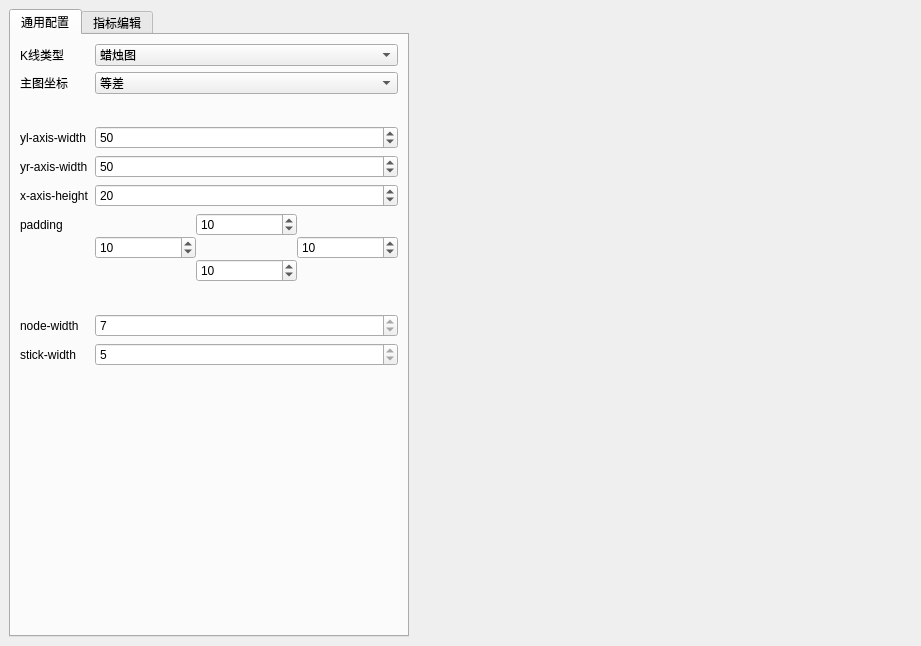
The window that app/src/mainwindow.ui (zxffffffff/stock-charts-cpp) describes before a commit, drawn with Qt 5.
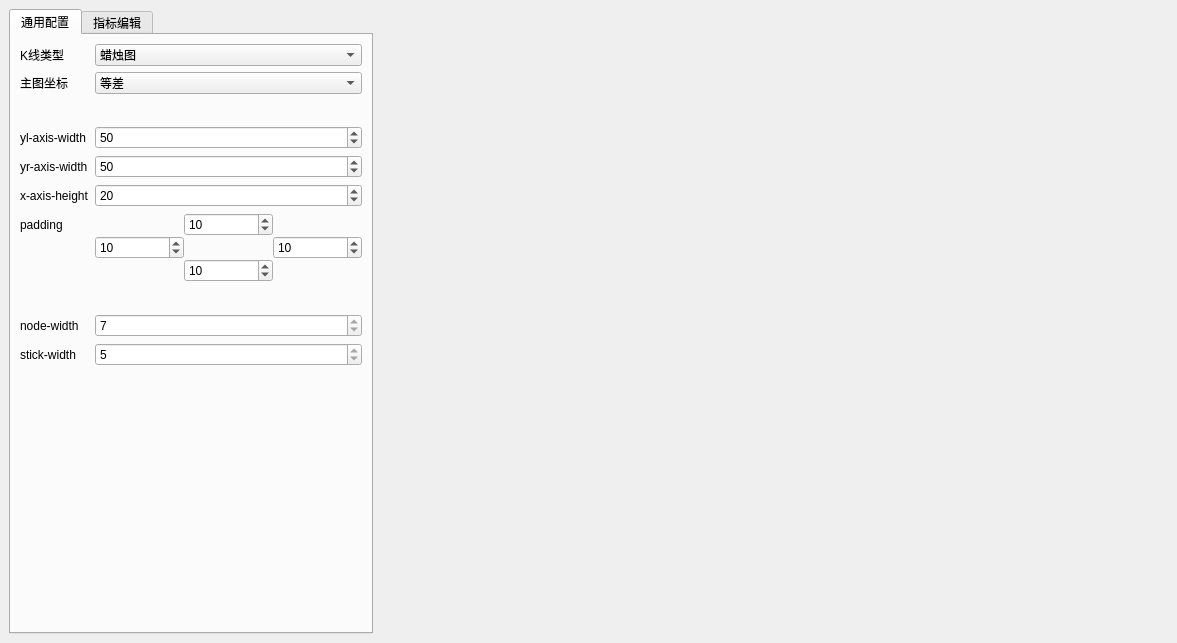
The same window after the commit.

What changed in the file:
```diff
--- a/app/src/mainwindow.ui
+++ b/app/src/mainwindow.ui
@@ -6,8 +6,8 @@
    <rect>
     <x>0</x>
     <y>0</y>
-    <width>921</width>
-    <height>646</height>
+    <width>1177</width>
+    <height>643</height>
    </rect>
   </property>
   <property name="mouseTracking">
@@ -22,37 +22,13 @@
    </property>
    <layout class="QHBoxLayout" name="horizontalLayout_2">
     <item>
-     <widget class="QWidget" name="widget_2" native="true">
-      <property name="sizePolicy">
-       <sizepolicy hsizetype="Fixed" vsizetype="Preferred">
-        <horstretch>0</horstretch>
-        <verstretch>0</verstretch>
-       </sizepolicy>
-      </property>
-      <property name="minimumSize">
-       <size>
-        <width>400</width>
-        <height>0</height>
-       </size>
-      </property>
-      <layout class="QVBoxLayout" name="verticalLayout">
-       <property name="spacing">
-        <number>0</number>
-       </property>
-       <property name="leftMargin">
-        <number>0</number>
-       </property>
-       <property name="topMargin">
-        <number>0</number>
-       </property>
-       <property name="rightMargin">
-        <number>0</number>
-       </property>
-       <property name="bottomMargin">
-        <number>0</number>
-       </property>
-       <item>
         <widget class="QTabWidget" name="tabWidget">
+      <property name="sizePolicy">
+       <sizepolicy hsizetype="Preferred" vsizetype="Expanding">
+        <horstretch>0</horstretch>
+        <verstretch>0</verstretch>
+       </sizepolicy>
+      </property>
          <property name="currentIndex">
           <number>0</number>
          </property>
@@ -725,9 +701,6 @@
          </widget>
         </widget>
        </item>
-      </layout>
-     </widget>
-    </item>
     <item>
      <widget class="QWidget" name="kchartWidget" native="true">
       <property name="sizePolicy">
@@ -767,6 +740,45 @@
       </layout>
      </widget>
     </item>
+    <item>
+     <widget class="QWidget" name="tchartWidget" native="true">
+      <property name="sizePolicy">
+       <sizepolicy hsizetype="Expanding" vsizetype="Preferred">
+        <horstretch>0</horstretch>
+        <verstretch>0</verstretch>
+       </sizepolicy>
+      </property>
+      <property name="minimumSize">
+       <size>
+        <width>100</width>
+        <height>0</height>
+       </size>
+      </property>
+      <property name="mouseTracking">
+       <bool>true</bool>
+      </property>
+      <property name="focusPolicy">
+       <enum>Qt::StrongFocus</enum>
+      </property>
+      <layout class="QVBoxLayout" name="tchartLayout">
+       <property name="spacing">
+        <number>0</number>
+       </property>
+       <property name="leftMargin">
+        <number>0</number>
+       </property>
+       <property name="topMargin">
+        <number>0</number>
+       </property>
+       <property name="rightMargin">
+        <number>0</number>
+       </property>
+       <property name="bottomMargin">
+        <number>0</number>
+       </property>
+      </layout>
+     </widget>
+    </item>
    </layout>
   </widget>
  </widget>
```
Lines whose indentation alone changed are shown as unchanged.
